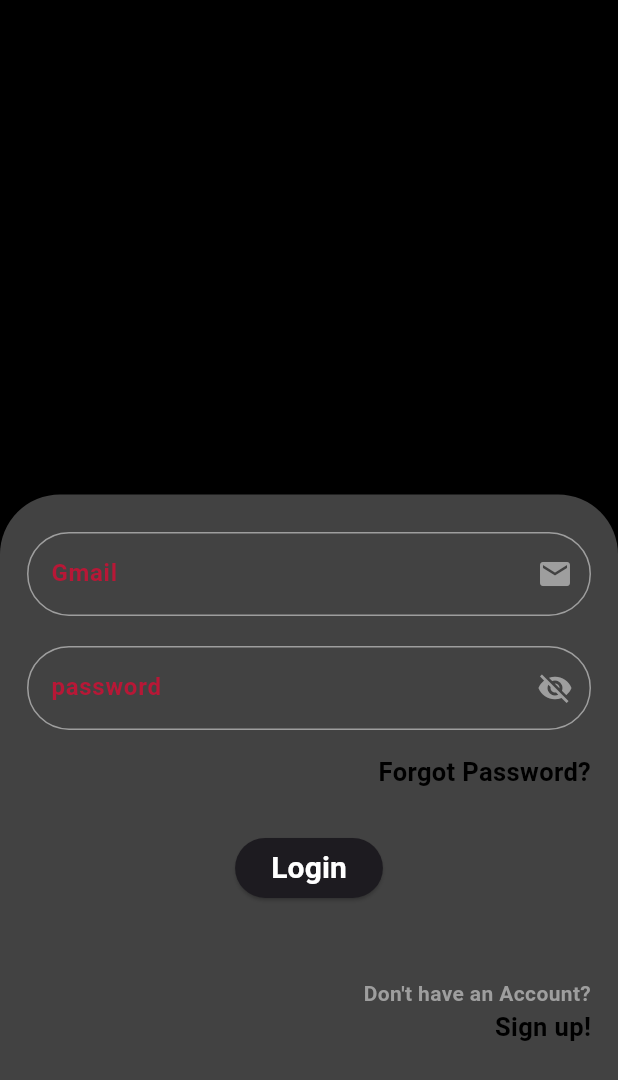
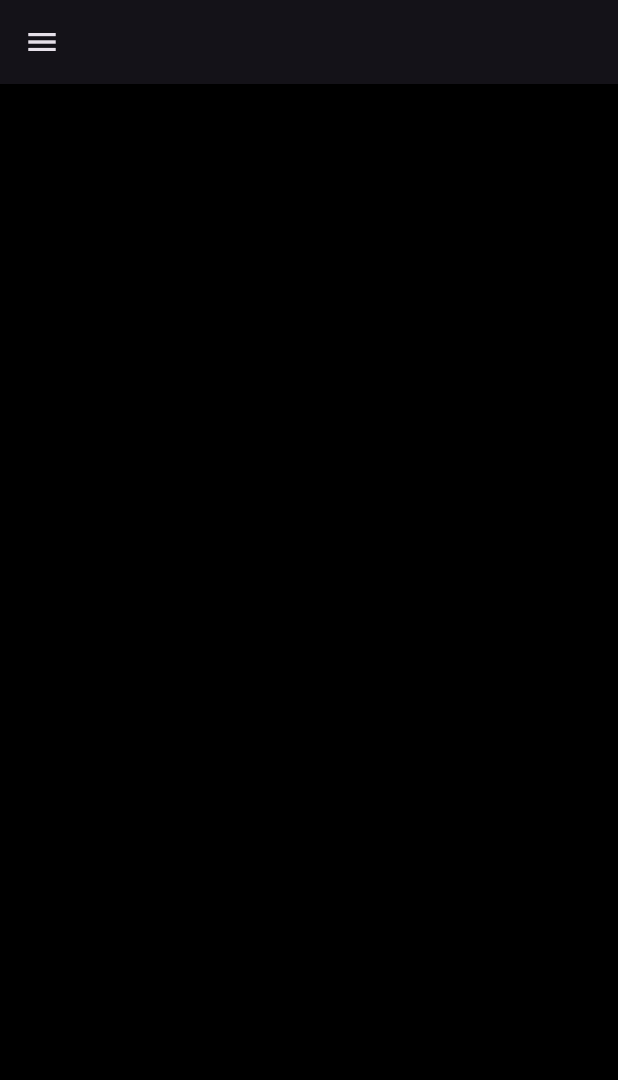
Before and after one commit to Querbog/login2, a Flutter app: the screen it shows after launch, after a tap on "Login", on a phone screen of 412 x 824 dp. Shown: the top 1080 px of the screen. Run offline on Flutter 3.47's test engine with Material 3 defaults, Android fonts, the phone set to English and light mode, and no system bars; our stand-ins replace get.

Commit message:
committing homepage

```diff
--- /dev/null
+++ b/lib/homepage.dart
@@ -0,0 +1,31 @@
+import 'package:flutter/material.dart';
+
+class HomePage extends StatefulWidget {
+  const HomePage({super.key});
+
+  @override
+  State<HomePage> createState() => _HomePageState();
+}
+
+class _HomePageState extends State<HomePage> {
+  @override
+  Widget build(BuildContext context) {
+    return Scaffold(
+      appBar: AppBar(),
+      drawer: Drawer(
+          child: Container(
+        child: ListView(children: [
+          DrawerHeader(
+            child: Text(
+              "User Name",
+            ),
+          ),
+          ListTile(
+            leading: Icon(Icons.chat),
+            title: Text('Wanna Chat?'),
+          )
+        ]),
+      )),
+    );
+  }
+}
--- a/lib/login_screen.dart
+++ b/lib/login_screen.dart
@@ -1,5 +1,6 @@
 import 'package:flutter/material.dart';
 import 'package:get/get.dart';
+import 'package:login2/homepage.dart';
 import 'package:login2/reg_screen.dart';
 
 class LoginScreen extends StatelessWidget {
@@ -15,7 +16,6 @@ class LoginScreen extends StatelessWidget {
               flex: 2,
               child: Container(
                 alignment: Alignment.topLeft,
-
               ),
             ),
             Expanded(
@@ -65,7 +65,7 @@ class LoginScreen extends StatelessWidget {
                                 MaterialStateProperty.all<Color>(Colors.white),
                           ),
                           onPressed: () {
-                            //add navigation after login screen
+                            Get.to(HomePage());
                           },
                           child: const Text("Login",
                               style: TextStyle(
@@ -119,7 +119,8 @@ class LoginScreen extends StatelessWidget {
 }
 
 class NewWidget extends StatelessWidget {
-  const NewWidget({super.key,
+  const NewWidget({
+    super.key,
     required this.label,
     required this.icon,
   });
```
